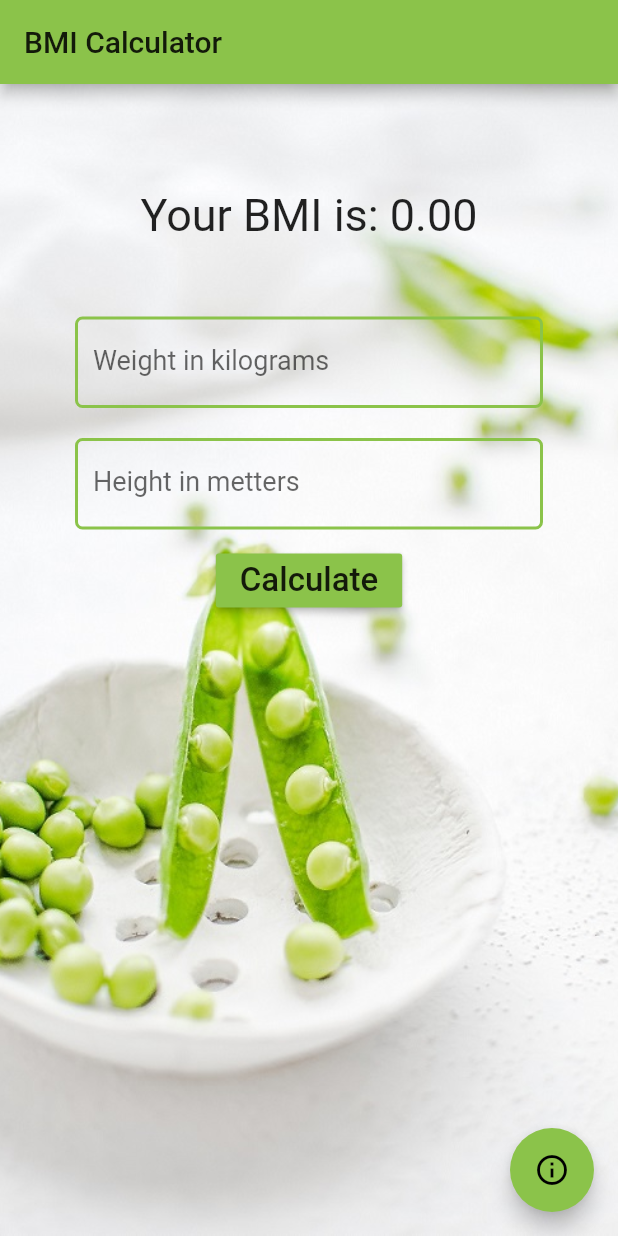
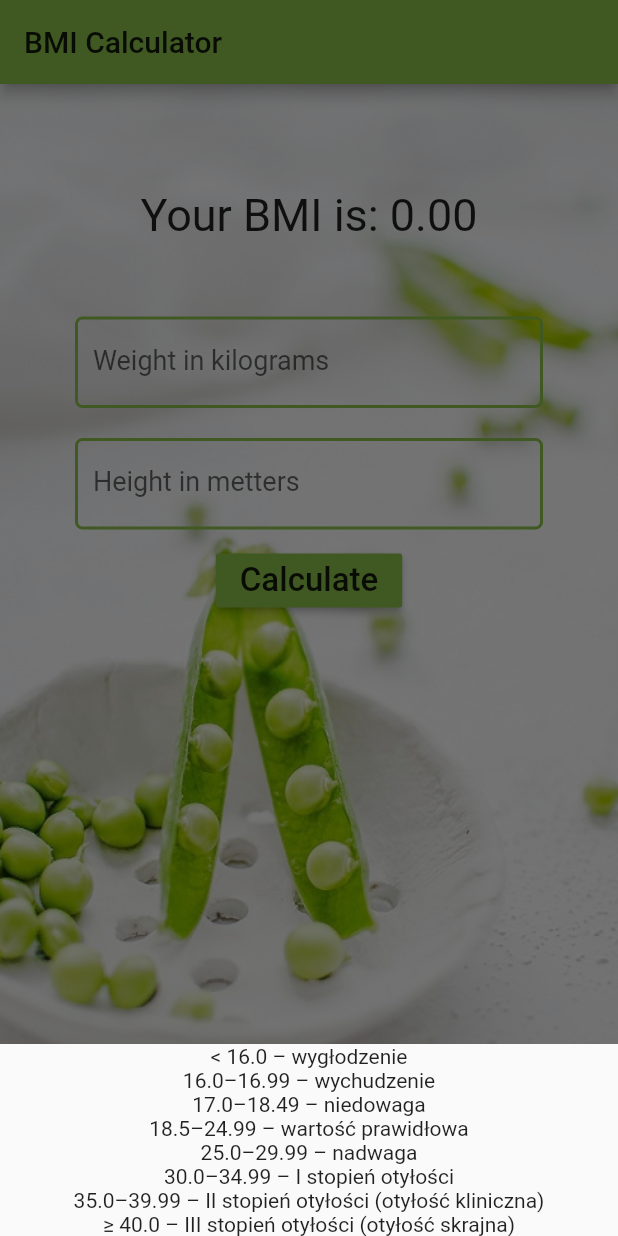
Before and after one commit to MadTiger2409/BMI-Flutter-App, a Flutter app: the screen it shows after launch, after a tap on the "info outline" icon, on a phone screen of 412 x 824 dp. Run offline on Flutter 3.47's test engine with Material 2 defaults, Android fonts, the phone set to English and light mode, and no system bars.

```diff
--- a/flutter_app/lib/pages/home/myHomePageState.dart
+++ b/flutter_app/lib/pages/home/myHomePageState.dart
@@ -82,7 +82,9 @@ class MyHomePageState extends State<MyHomePage> {
             ),
           ),
           floatingActionButton: FloatingActionButton(
-            onPressed: () {},
+            onPressed: (){
+              _settingModalBottomSheet(context);
+              },
             tooltip: 'Info',
             child: Icon(Icons.info_outline),
           ),
@@ -90,4 +92,28 @@ class MyHomePageState extends State<MyHomePage> {
       ],
     );
   }
+
+  void _settingModalBottomSheet(context) {
+    showModalBottomSheet(
+      context: context,
+      builder: (BuildContext bc) {
+        return Container(
+          child: Column(
+            mainAxisSize: MainAxisSize.min,
+            mainAxisAlignment: MainAxisAlignment.center,
+            children: <Widget>[
+              Text('< 16.0 – wygłodzenie'),
+              Text('16.0–16.99 – wychudzenie'),
+              Text('17.0–18.49 – niedowaga'),
+              Text('18.5–24.99 – wartość prawidłowa'),
+              Text('25.0–29.99 – nadwaga'),
+              Text('30.0–34.99 – I stopień otyłości'),
+              Text('35.0–39.99 – II stopień otyłości (otyłość kliniczna)'),
+              Text('≥ 40.0 – III stopień otyłości (otyłość skrajna)'),
+            ],
+          ),
+        );
+      }
+    );
+  }
 }
```
